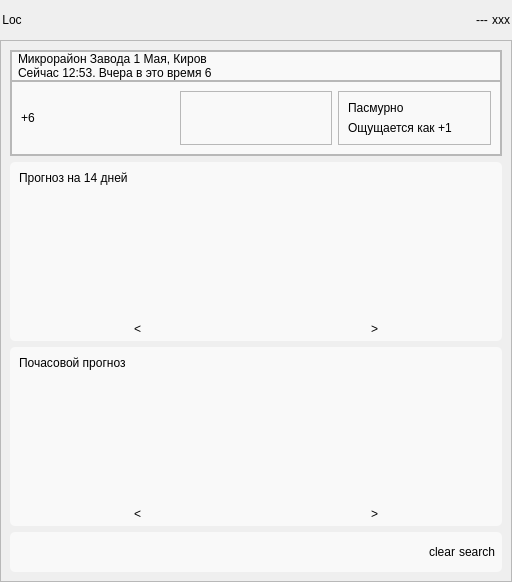
First picture: the form in path/interface.ui, repository bigidulka/Weather, before the edit.
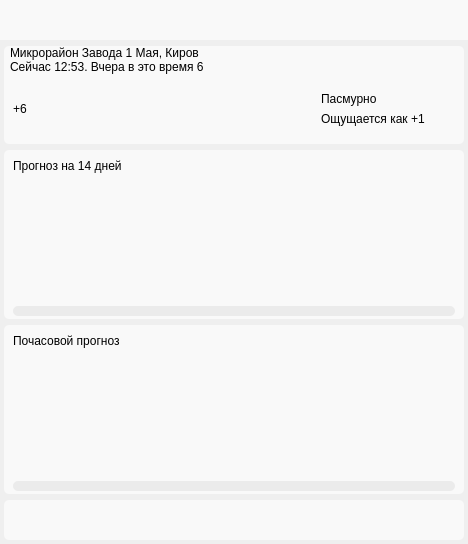
Second picture: the form after the edit. Icons and pictures are not drawn.

```diff
--- a/path/interface.ui
+++ b/path/interface.ui
@@ -6,29 +6,105 @@
    <rect>
     <x>0</x>
     <y>0</y>
-    <width>512</width>
-    <height>582</height>
+    <width>468</width>
+    <height>544</height>
    </rect>
   </property>
   <property name="windowTitle">
    <string>MainWindow</string>
   </property>
   <property name="styleSheet">
-   <string notr="true">QPushButton {
+   <string notr="true">#title {
+background-color: rgb(249, 249, 249);
+  border-radius: 0px;
+}
+
+QPushButton {
 background-color: transparent;
 border: 2px solid transparent;
+  border-radius: 5px;
+}
+
+#centralWidget {
+  border-radius: 5px;
+}
+
+QFrame {
+  border-radius: 5px;
 }
 
 QPushButton:hover {
 background-color: rgba(200, 200, 200, 0.3);
 border: 2px solid transparent;
-  border-radius: 5px;
 }
 
 QPushButton:pressed {
 background-color: rgba(200, 200, 200, 0.5);
 border: 2px solid transparent;
 }
+
+#today, #hourly_forecast, #daily_forecast {
+  border-radius: 5px;
+  color: #333;
+  background-color: rgb(249, 249, 249);
+  padding: 5px
+
+}
+
+QScrollArea {
+                background-color: #ffffff;
+                border: none;
+  border-radius: 5px;
+}
+
+#daily_scrollAreaCont, #hourly_scrollAreaCont {
+background-color: rgb(249, 249, 249);
+}
+
+QScrollArea QFrame {
+    background-color: rgba(255, 255, 255, 0.0);
+}
+
+QScrollBar:horizontal {
+    background-color: rgb(249, 249, 249);
+    height: 10px;
+}
+
+QScrollBar {
+    background-color: transparent;
+}
+
+QScrollBar::handle {
+    background-color: rgba(200, 200, 200, 0.3);
+    border-radius: 5px;
+}
+
+QScrollBar::handle:hover, QScrollBar::handle:pressed {
+    background-color: rgba(200, 200, 200, 0.5);
+}
+
+QScrollBar::add-page, QScrollBar::sub-page {
+    background-color: transparent;
+}
+
+QScrollBar::add-line, QScrollBar::sub-line {
+    background-color: transparent;
+    width: 0px;
+    height: 0px;
+}
+
+QScrollBar::add-line:horizontal {
+    border-right: 1px solid #333333;
+}
+
+QScrollBar::sub-line:horizontal {
+    border-left: 1px solid #333333;
+}
+
+QScrollBar::handle:horizontal {
+    min-width: 20px;
+}
+
 </string>
   </property>
   <widget class="QWidget" name="centralwidget">
@@ -94,12 +170,16 @@
          </property>
          <property name="minimumSize">
           <size>
-           <width>0</width>
+           <width>50</width>
            <height>40</height>
           </size>
          </property>
          <property name="text">
-          <string>Loc</string>
+          <string/>
+         </property>
+         <property name="icon">
+          <iconset resource="res.qrc">
+           <normaloff>:/icon/icons/near_me_FILL0_wght400_GRAD0_opsz48.svg</normaloff>:/icon/icons/near_me_FILL0_wght400_GRAD0_opsz48.svg</iconset>
          </property>
         </widget>
        </item>
@@ -126,12 +206,16 @@
          </property>
          <property name="minimumSize">
           <size>
-           <width>0</width>
+           <width>50</width>
            <height>40</height>
           </size>
          </property>
          <property name="text">
-          <string>---</string>
+          <string/>
+         </property>
+         <property name="icon">
+          <iconset resource="res.qrc">
+           <normaloff>:/icon/icons/remove_FILL0_wght400_GRAD0_opsz48.svg</normaloff>:/icon/icons/remove_FILL0_wght400_GRAD0_opsz48.svg</iconset>
          </property>
         </widget>
        </item>
@@ -145,12 +229,16 @@
          </property>
          <property name="minimumSize">
           <size>
-           <width>0</width>
+           <width>50</width>
            <height>40</height>
           </size>
          </property>
          <property name="text">
-          <string>xxx</string>
+          <string/>
+         </property>
+         <property name="icon">
+          <iconset resource="res.qrc">
+           <normaloff>:/icon/icons/close_FILL0_wght400_GRAD0_opsz48.svg</normaloff>:/icon/icons/close_FILL0_wght400_GRAD0_opsz48.svg</iconset>
          </property>
         </widget>
        </item>
@@ -166,32 +254,22 @@
        <enum>QFrame::Raised</enum>
       </property>
       <layout class="QVBoxLayout" name="verticalLayout_2">
+       <property name="leftMargin">
+        <number>4</number>
+       </property>
+       <property name="topMargin">
+        <number>6</number>
+       </property>
+       <property name="rightMargin">
+        <number>4</number>
+       </property>
+       <property name="bottomMargin">
+        <number>4</number>
+       </property>
        <item>
         <widget class="QWidget" name="main" native="true">
          <property name="styleSheet">
-          <string notr="true">#today, #hourly_forecast, #daily_forecast {
-  color: #333;
-  background-color: rgb(249, 249, 249);
-  border-radius: 5px;
-  padding: 5px
-}
-
-QScrollArea {
-                background-color: #ffffff;
-                border: none;
-}
-
-#daily_scrollAreaCont, #hourly_scrollAreaCont {
-background-color: rgb(249, 249, 249);
-}
-
-QScrollArea QFrame {
-    background-color: rgba(255, 255, 255, 0.0);
-}
-
-
-
-</string>
+          <string notr="true"/>
          </property>
          <layout class="QVBoxLayout" name="verticalLayout_3">
           <property name="spacing">
@@ -396,7 +474,7 @@
                 <enum>Qt::ScrollBarAlwaysOff</enum>
                </property>
                <property name="horizontalScrollBarPolicy">
-                <enum>Qt::ScrollBarAlwaysOff</enum>
+                <enum>Qt::ScrollBarAlwaysOn</enum>
                </property>
                <property name="sizeAdjustPolicy">
                 <enum>QAbstractScrollArea::AdjustToContents</enum>
@@ -409,8 +487,8 @@
                  <rect>
                   <x>0</x>
                   <y>0</y>
-                  <width>474</width>
-                  <height>125</height>
+                  <width>442</width>
+                  <height>130</height>
                  </rect>
                 </property>
                 <property name="sizePolicy">
@@ -425,39 +503,6 @@
                </widget>
               </widget>
              </item>
-             <item>
-              <layout class="QHBoxLayout" name="buttons_dfor">
-               <property name="spacing">
-                <number>0</number>
-               </property>
-               <item>
-                <widget class="QPushButton" name="previousd">
-                 <property name="sizePolicy">
-                  <sizepolicy hsizetype="Minimum" vsizetype="Fixed">
-                   <horstretch>0</horstretch>
-                   <verstretch>0</verstretch>
-                  </sizepolicy>
-                 </property>
-                 <property name="text">
-                  <string>&lt;</string>
-                 </property>
-                </widget>
-               </item>
-               <item>
-                <widget class="QPushButton" name="nextd">
-                 <property name="sizePolicy">
-                  <sizepolicy hsizetype="Minimum" vsizetype="Fixed">
-                   <horstretch>0</horstretch>
-                   <verstretch>0</verstretch>
-                  </sizepolicy>
-                 </property>
-                 <property name="text">
-                  <string>&gt;</string>
-                 </property>
-                </widget>
-               </item>
-              </layout>
-             </item>
             </layout>
            </widget>
           </item>
@@ -480,7 +525,7 @@
                 <enum>Qt::ScrollBarAlwaysOff</enum>
                </property>
                <property name="horizontalScrollBarPolicy">
-                <enum>Qt::ScrollBarAlwaysOff</enum>
+                <enum>Qt::ScrollBarAlwaysOn</enum>
                </property>
                <property name="sizeAdjustPolicy">
                 <enum>QAbstractScrollArea::AdjustToContents</enum>
@@ -493,8 +538,8 @@
                  <rect>
                   <x>0</x>
                   <y>0</y>
-                  <width>474</width>
-                  <height>125</height>
+                  <width>442</width>
+                  <height>130</height>
                  </rect>
                 </property>
                 <property name="styleSheet">
@@ -503,27 +548,6 @@
                </widget>
               </widget>
              </item>
-             <item>
-              <layout class="QHBoxLayout" name="buttons_hfor">
-               <property name="spacing">
-                <number>0</number>
-               </property>
-               <item>
-                <widget class="QPushButton" name="previoush">
-                 <property name="text">
-                  <string>&lt;</string>
-                 </property>
-                </widget>
-               </item>
-               <item>
-                <widget class="QPushButton" name="nexth">
-                 <property name="text">
-                  <string>&gt;</string>
-                 </property>
-                </widget>
-               </item>
-              </layout>
-             </item>
             </layout>
            </widget>
           </item>
@@ -613,8 +637,18 @@
               <verstretch>0</verstretch>
              </sizepolicy>
             </property>
+            <property name="minimumSize">
+             <size>
+              <width>30</width>
+              <height>30</height>
+             </size>
+            </property>
             <property name="text">
-             <string>clear</string>
+             <string/>
+            </property>
+            <property name="icon">
+             <iconset resource="res.qrc">
+              <normaloff>:/icon/icons/close_FILL0_wght400_GRAD0_opsz48.svg</normaloff>:/icon/icons/close_FILL0_wght400_GRAD0_opsz48.svg</iconset>
             </property>
            </widget>
           </item>
@@ -626,8 +660,18 @@
               <verstretch>0</verstretch>
              </sizepolicy>
             </property>
+            <property name="minimumSize">
+             <size>
+              <width>30</width>
+              <height>30</height>
+             </size>
+            </property>
             <property name="text">
-             <string>search</string>
+             <string/>
+            </property>
+            <property name="icon">
+             <iconset resource="res.qrc">
+              <normaloff>:/icon/icons/search_FILL0_wght400_GRAD0_opsz48.svg</normaloff>:/icon/icons/search_FILL0_wght400_GRAD0_opsz48.svg</iconset>
             </property>
            </widget>
           </item>
```
Left out of the diff: 4 changed lines with no effect on the pictures.
